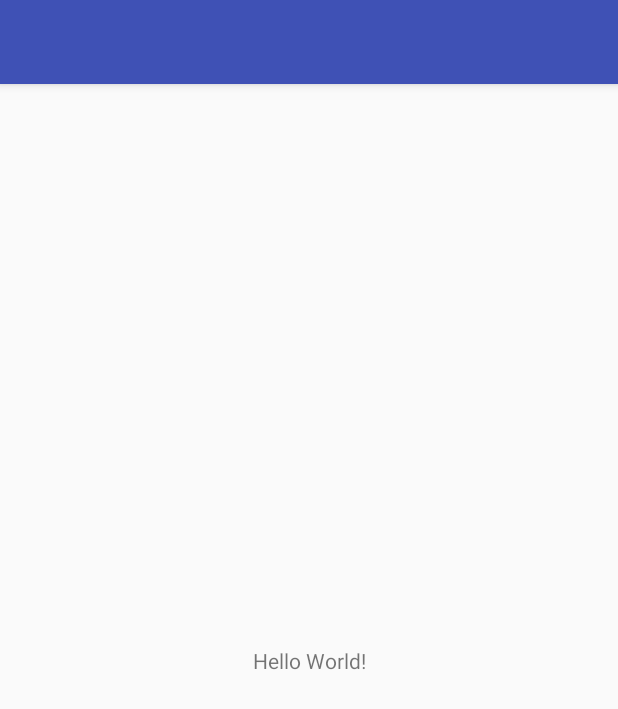
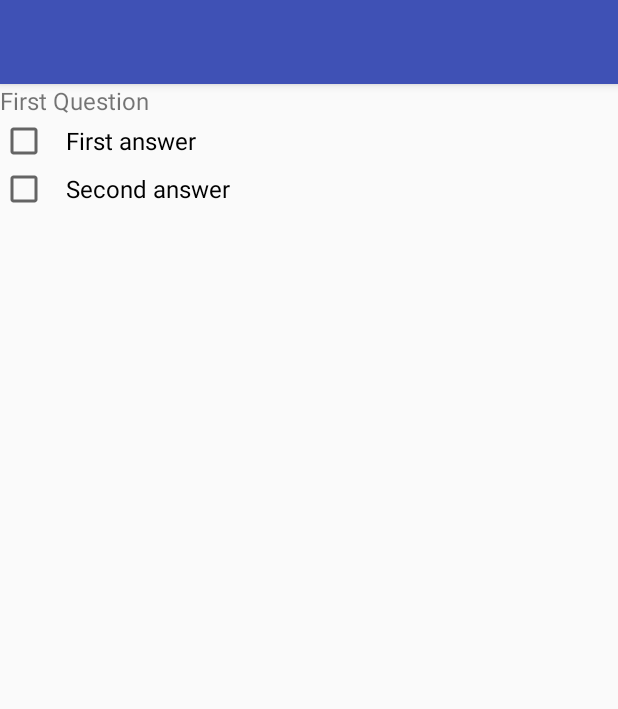
Before and after one commit to ElKebaboKing/Android_project_3, an Android app: the screen it shows after launch (MainActivity), on a phone screen of 412 x 824 dp. Shown: the top 709 px of the screen. Run offline under Robolectric (Android 15) with nearby library versions, the light colour scheme and no system bars.

Commit message:
Add first question.

```diff
--- a/app/src/main/res/layout/activity_main.xml
+++ b/app/src/main/res/layout/activity_main.xml
@@ -1,18 +1,33 @@
-<?xml version="1.0" encoding="utf-8"?>
-<android.support.constraint.ConstraintLayout xmlns:android="http://schemas.android.com/apk/res/android"
-    xmlns:app="http://schemas.android.com/apk/res-auto"
+<LinearLayout
+    xmlns:android="http://schemas.android.com/apk/res/android"
     xmlns:tools="http://schemas.android.com/tools"
     android:layout_width="match_parent"
     android:layout_height="match_parent"
-    tools:context="com.example.android.quizapp.MainActivity">
+    android:orientation="vertical"
+    tools:context=".MainActivity">
 
-    <TextView
+    <LinearLayout
         android:layout_width="wrap_content"
         android:layout_height="wrap_content"
-        android:text="Hello World!"
-        app:layout_constraintBottom_toBottomOf="parent"
-        app:layout_constraintLeft_toLeftOf="parent"
-        app:layout_constraintRight_toRightOf="parent"
-        app:layout_constraintTop_toTopOf="parent" />
+        android:orientation="vertical"
+        android:id="@+id/q1">
+        <TextView
+            android:layout_width="wrap_content"
+            android:layout_height="wrap_content"
+            android:text="First Question"
+            android:textSize="16sp"/>
+        <CheckBox
+            android:layout_width="wrap_content"
+            android:layout_height="wrap_content"
+            android:paddingLeft="12dp"
+            android:textSize="16sp"
+            android:text="First answer" />
+        <CheckBox
+            android:layout_width="wrap_content"
+            android:layout_height="wrap_content"
+            android:paddingLeft="12dp"
+            android:textSize="16sp"
+            android:text="Second answer" />
+    </LinearLayout>
 
-</android.support.constraint.ConstraintLayout>
+</LinearLayout>
```
